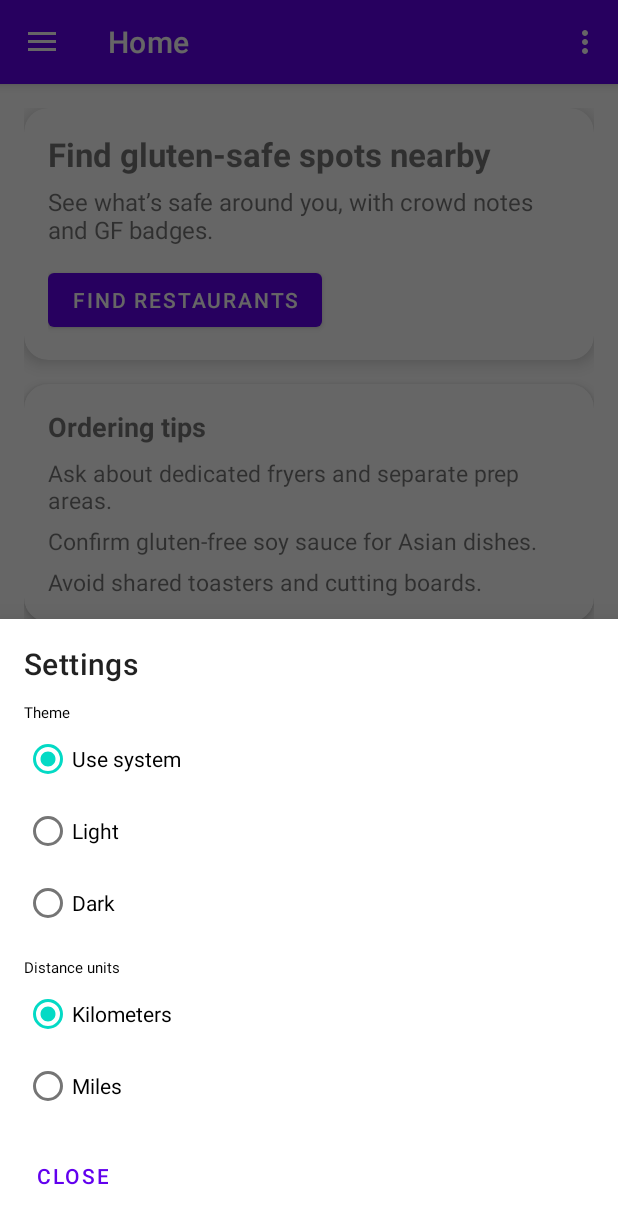
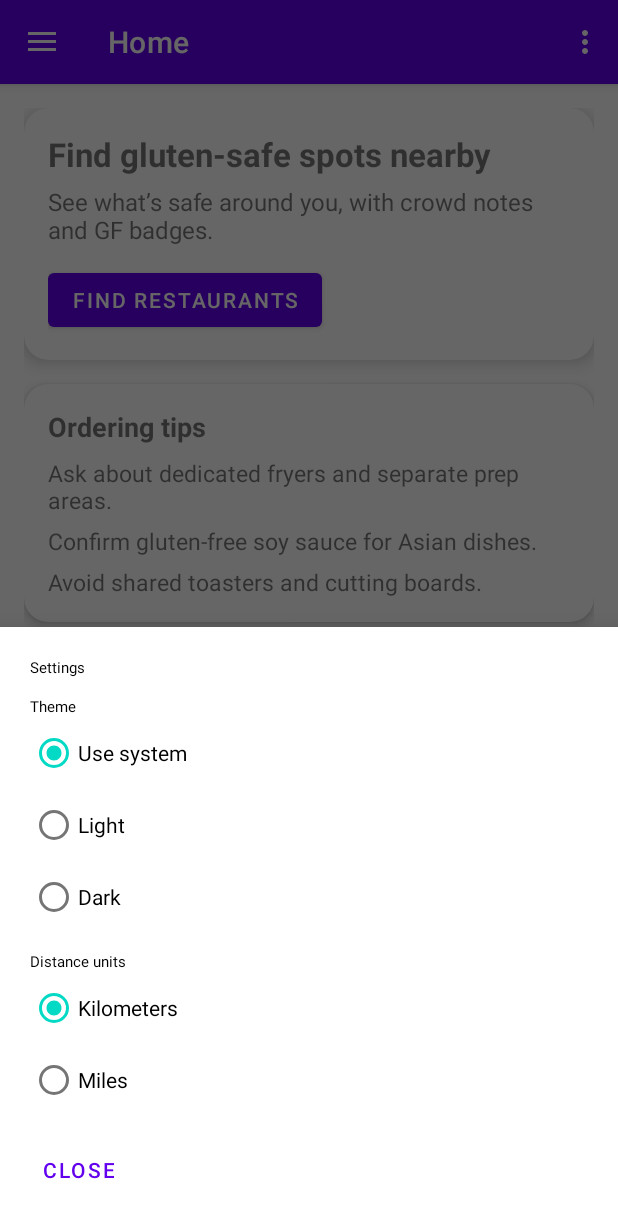
Before and after one commit to AJaswani39/FGlutenApp, an Android app: the fragment SettingsBottomSheet placed in its activity, on a phone screen of 412 x 824 dp. Shown: the top 1224 px of the screen. Run offline under Robolectric (Android 15) with nearby library versions, the phone set to English and light mode, and no system bars; our stand-ins replace navigation-ui.

Commit message:
All text is now dimensionally responsive

```diff
--- a/app/src/main/res/layout/bottom_sheet_settings.xml
+++ b/app/src/main/res/layout/bottom_sheet_settings.xml
@@ -3,20 +3,23 @@
     android:layout_width="match_parent"
     android:layout_height="wrap_content"
     android:orientation="vertical"
-    android:padding="16dp">
+    android:padding="20dp"
+    android:background="?attr/colorSurface">
 
     <TextView
         android:layout_width="wrap_content"
         android:layout_height="wrap_content"
         android:text="@string/settings_title"
-        android:textAppearance="?attr/textAppearanceHeadline6" />
+        android:textAppearance="?attr/textAppearanceHeadlineSmall"
+        android:textColor="?attr/colorOnSurface" />
 
     <TextView
         android:layout_width="wrap_content"
         android:layout_height="wrap_content"
         android:layout_marginTop="12dp"
         android:text="@string/settings_theme"
-        android:textAppearance="?attr/textAppearanceBodyMedium" />
+        android:textAppearance="?attr/textAppearanceBodyLarge"
+        android:textColor="?attr/colorOnSurface" />
 
     <RadioGroup
         android:id="@+id/theme_group"
@@ -28,19 +31,22 @@
             android:layout_width="wrap_content"
             android:layout_height="wrap_content"
             android:checked="true"
-            android:text="@string/settings_theme_system" />
+            android:text="@string/settings_theme_system"
+            android:textColor="?attr/colorOnSurface" />
 
         <RadioButton
             android:id="@+id/theme_light"
             android:layout_width="wrap_content"
             android:layout_height="wrap_content"
-            android:text="@string/settings_theme_light" />
+            android:text="@string/settings_theme_light"
+            android:textColor="?attr/colorOnSurface" />
 
         <RadioButton
             android:id="@+id/theme_dark"
             android:layout_width="wrap_content"
             android:layout_height="wrap_content"
-            android:text="@string/settings_theme_dark" />
+            android:text="@string/settings_theme_dark"
+            android:textColor="?attr/colorOnSurface" />
     </RadioGroup>
 
     <TextView
@@ -48,7 +54,8 @@
         android:layout_height="wrap_content"
         android:layout_marginTop="12dp"
         android:text="@string/settings_units"
-        android:textAppearance="?attr/textAppearanceBodyMedium" />
+        android:textAppearance="?attr/textAppearanceBodyLarge"
+        android:textColor="?attr/colorOnSurface" />
 
     <RadioGroup
         android:id="@+id/units_group"
@@ -60,13 +67,15 @@
             android:layout_width="wrap_content"
             android:layout_height="wrap_content"
             android:checked="true"
-            android:text="@string/settings_units_km" />
+            android:text="@string/settings_units_km"
+            android:textColor="?attr/colorOnSurface" />
 
         <RadioButton
             android:id="@+id/unit_miles"
             android:layout_width="wrap_content"
             android:layout_height="wrap_content"
-            android:text="@string/settings_units_miles" />
+            android:text="@string/settings_units_miles"
+            android:textColor="?attr/colorOnSurface" />
     </RadioGroup>
 
     <Button
--- a/app/src/main/res/values-sw600dp/dimens.xml
+++ b/app/src/main/res/values-sw600dp/dimens.xml
@@ -8,4 +8,7 @@
     <dimen name="activity_vertical_margin">20dp</dimen>
     <dimen name="nav_header_height">180dp</dimen>
     <dimen name="nav_header_vertical_spacing">10dp</dimen>
+    <dimen name="list_title_size">18sp</dimen>
+    <dimen name="list_subtitle_size">16sp</dimen>
+    <dimen name="list_meta_size">13sp</dimen>
 </resources>
--- a/app/src/main/res/values-sw720dp/dimens.xml
+++ b/app/src/main/res/values-sw720dp/dimens.xml
@@ -8,4 +8,7 @@
     <dimen name="activity_vertical_margin">24dp</dimen>
     <dimen name="nav_header_height">200dp</dimen>
     <dimen name="nav_header_vertical_spacing">12dp</dimen>
+    <dimen name="list_title_size">20sp</dimen>
+    <dimen name="list_subtitle_size">18sp</dimen>
+    <dimen name="list_meta_size">14sp</dimen>
 </resources>
--- a/app/src/main/res/values/dimens.xml
+++ b/app/src/main/res/values/dimens.xml
@@ -8,4 +8,7 @@
     <dimen name="activity_vertical_margin">16dp</dimen>
     <dimen name="nav_header_height">160dp</dimen>
     <dimen name="nav_header_vertical_spacing">8dp</dimen>
+    <dimen name="list_title_size">16sp</dimen>
+    <dimen name="list_subtitle_size">14sp</dimen>
+    <dimen name="list_meta_size">12sp</dimen>
 </resources>
```
Also changed, not shown: app/src/main/res/layout/bottom_sheet_marker.xml (+6 -3 lines), app/src/main/res/layout/item_restaurant.xml (+9 -8 lines).
